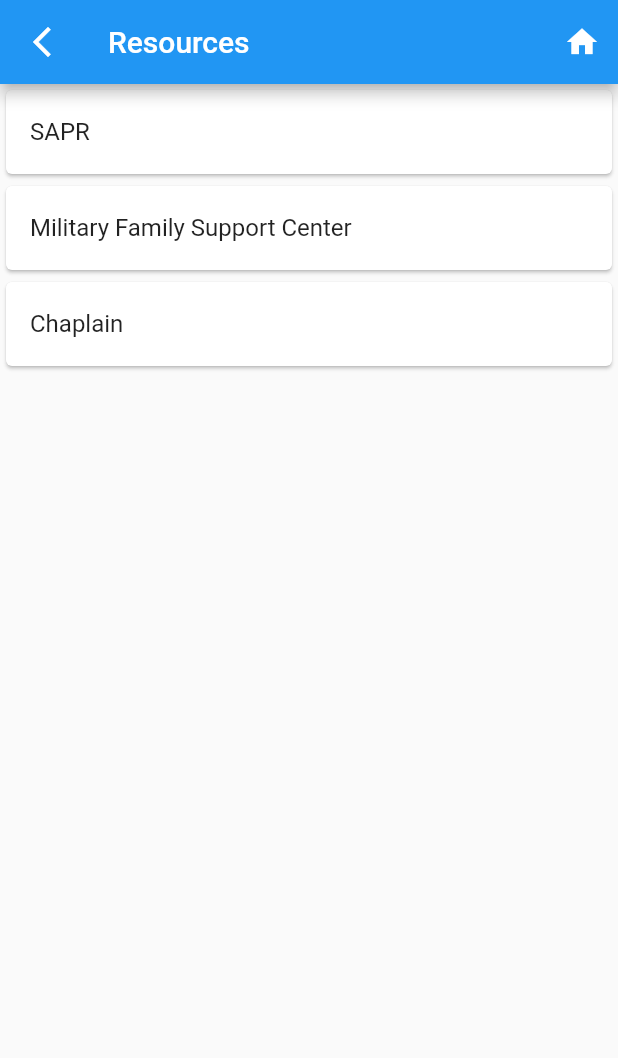
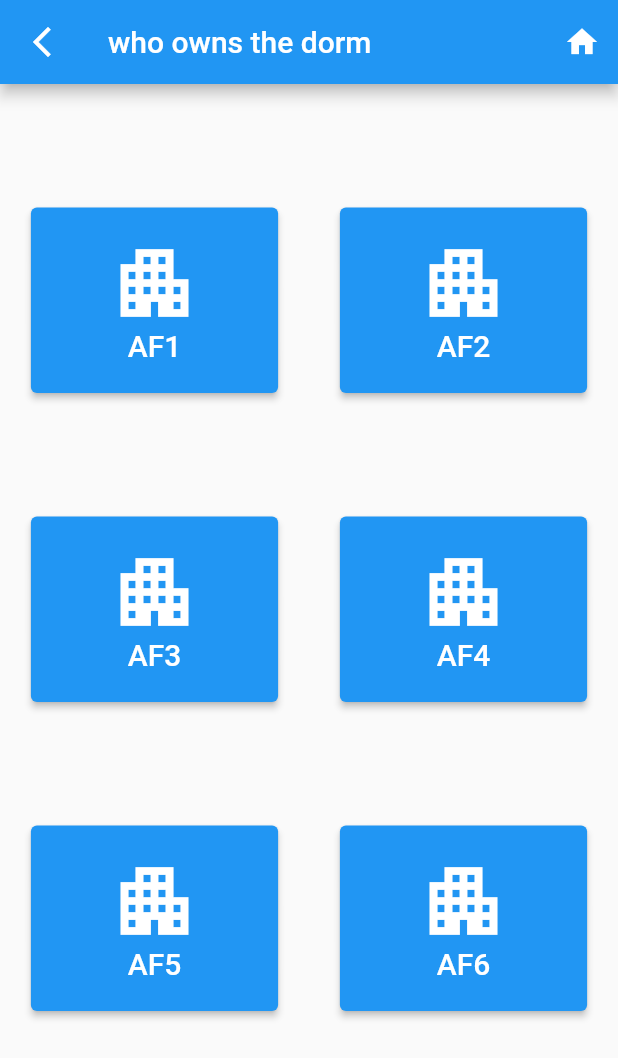
Before and after one commit to Aaron-m-ram/Flutter-Dormitory, a Flutter app: the Help screen opened directly, after a tap on "Air Force", on a phone screen of 412 x 824 dp. Shown: the top 1058 px of the screen. Run offline on Flutter 3.47's test engine with Material 2 defaults, Android fonts, the phone set to English and light mode, and no system bars.

Commit message:
Added AF choice side for dorm management
Added the air force side to be able to make that a choice. It still goes to the same choices for phone numbers but the AF side is there. the bug with the iphone not being able to sync numbers due to not having the phone app is still there

```diff
--- /dev/null
+++ b/flutter_dorm/lib/air_force_dorm_choice.dart
@@ -0,0 +1,89 @@
+import 'package:flutter/material.dart';
+import 'package:flutter_dorm/main.dart';
+import 'package:flutter_dorm/dorm_sources/navy_dorm_sources/navy_dorm_source1.dart';
+
+final namesArr = ['AF1', 'AF2', 'AF3', 'AF4', 'AF5', 'AF6'];
+
+class AirForceChoice extends StatefulWidget {
+  const AirForceChoice({super.key});
+
+  @override
+  State<AirForceChoice> createState() => _AirForceState();
+}
+
+class _AirForceState extends State<AirForceChoice> {
+  @override
+  Widget build(BuildContext context) {
+    double deviceWidth = MediaQuery.of(context).size.width;
+    double deviceHeight = MediaQuery.of(context).size.height;
+    return Scaffold(
+        appBar: AppBar(
+          title: const Text("who owns the dorm"),
+          automaticallyImplyLeading: false,
+          leading: IconButton(
+            onPressed: () {
+              Navigator.of(context).pop();
+            },
+            icon: const Icon(Icons.arrow_back_ios_new),
+          ),
+          actions: [
+            IconButton(
+                onPressed: () {
+                  Navigator.pop(context, true);
+                  Navigator.pushReplacement(
+                    context,
+                    MaterialPageRoute(
+                      builder: (context) => const RootPage(),
+                    ),
+                  );
+                  //debugPrint('I wanna got hooooommmmemeee');
+                },
+                icon: const Icon(Icons.home))
+          ],
+        ),
+        body: GridView.count(
+          crossAxisCount: 2,
+          children: List.generate(
+            6,
+            (index) {
+              return Center(
+                child: Column(
+                  children: [
+                    const Spacer(),
+                    ElevatedButton(
+                      style: ElevatedButton.styleFrom(
+                        minimumSize:
+                            Size(deviceWidth * .40, deviceHeight * .15),
+                      ),
+                      onPressed: () {
+                        Navigator.of(context).push(
+                          MaterialPageRoute(
+                            builder: (BuildContext context) {
+                              return const NavyDormSource1();
+                            },
+                          ),
+                        );
+                        debugPrint("You pressed maintx");
+                      },
+                      child: Column(
+                        children: [
+                          const Icon(
+                            Icons.apartment,
+                            size: 60,
+                          ),
+                          Text(
+                            namesArr[index],
+                            style: const TextStyle(fontSize: 20),
+                          ),
+                        ],
+                      ),
+                    ),
+                  ],
+                ),
+              );
+            },
+          ),
+        ) //const Text("You are in Navy Choices"),
+        );
+  }
+}
--- a/flutter_dorm/lib/dorm_sources/navy_dorm_sources/navy_dorm_source1.dart
+++ b/flutter_dorm/lib/dorm_sources/navy_dorm_sources/navy_dorm_source1.dart
@@ -46,7 +46,9 @@ class _NavyDormSource1State extends State<NavyDormSource1> {
                   scheme: 'tel',
                   //path: '7896543211',
                   path: urlArr[index]);
-              launchUrl(launchURI);
+              print(await canLaunchUrl(launchURI));
+              launchUrl(
+                  launchURI); //need this line in order to actually launch phone number
               //debugPrint("You pressed ${items[index]}");
             },
             child: Card(
--- a/flutter_dorm/lib/events_page.dart
+++ b/flutter_dorm/lib/events_page.dart
@@ -10,6 +10,6 @@ class EventsPage extends StatefulWidget {
 class _EventsPageState extends State<EventsPage> {
   @override
   Widget build(BuildContext context) {
-    return const Scaffold(body: Text("GOD HELP ME :((((((((((("));
+    return const Scaffold(body: Text("Pause"));
   }
 }
--- a/flutter_dorm/lib/help.dart
+++ b/flutter_dorm/lib/help.dart
@@ -1,8 +1,9 @@
 import 'package:flutter/material.dart';
+import 'package:flutter_dorm/air_force_dorm_choice.dart';
 import 'package:flutter_dorm/main.dart';
 import 'package:flutter_dorm/navy_dorm_choice.dart';
 
-import 'package:flutter_dorm/resources.dart';
+//import 'package:flutter_dorm/resources.dart';
 
 class Help extends StatefulWidget {
   const Help({super.key});
@@ -83,7 +84,7 @@ class _HelpState extends State<Help> {
                     Navigator.of(context).push(
                       MaterialPageRoute(
                         builder: (BuildContext context) {
-                          return const Resources();
+                          return const AirForceChoice();
                         },
                       ),
                     );
```
Also changed, not shown: 10 other files.
